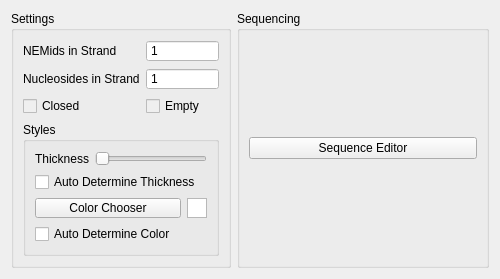
First picture: the form in ui/dialogs/strand_config/strand_config.ui, repository NATuG3/NATuG3, before the edit.
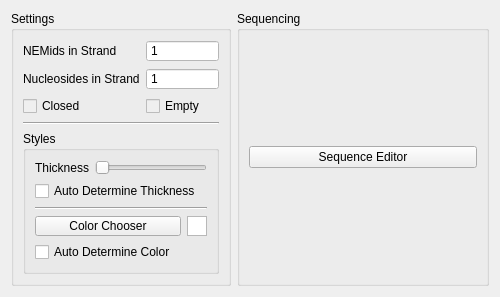
Second picture: the form after the edit.

Commit message: Improved strand config panel

What changed in the file:
```diff
--- a/ui/dialogs/strand_config/strand_config.ui
+++ b/ui/dialogs/strand_config/strand_config.ui
@@ -38,7 +38,7 @@
       <string>Settings</string>
      </property>
      <layout class="QGridLayout" name="gridLayout_2">
-      <item row="3" column="0" colspan="2">
+      <item row="4" column="0" colspan="2">
        <widget class="QGroupBox" name="groupBox">
         <property name="title">
          <string>Styles</string>
@@ -73,6 +73,13 @@
            </item>
           </layout>
          </item>
+         <item>
+          <widget class="Line" name="line">
+           <property name="orientation">
+            <enum>Qt::Horizontal</enum>
+           </property>
+          </widget>
+         </item>
          <item>
           <layout class="QGridLayout" name="gridLayout_3">
            <item row="3" column="1">
@@ -206,7 +213,7 @@
         </property>
        </widget>
       </item>
-      <item row="4" column="0" colspan="2">
+      <item row="5" column="0" colspan="2">
        <spacer name="verticalSpacer">
         <property name="orientation">
          <enum>Qt::Vertical</enum>
@@ -219,6 +226,13 @@
         </property>
        </spacer>
       </item>
+      <item row="3" column="0" colspan="2">
+       <widget class="Line" name="line_2">
+        <property name="orientation">
+         <enum>Qt::Horizontal</enum>
+        </property>
+       </widget>
+      </item>
      </layout>
     </widget>
    </item>
```
Left out of the diff: 58 changed lines with no effect on the pictures. The commit also changes 9 other files.
